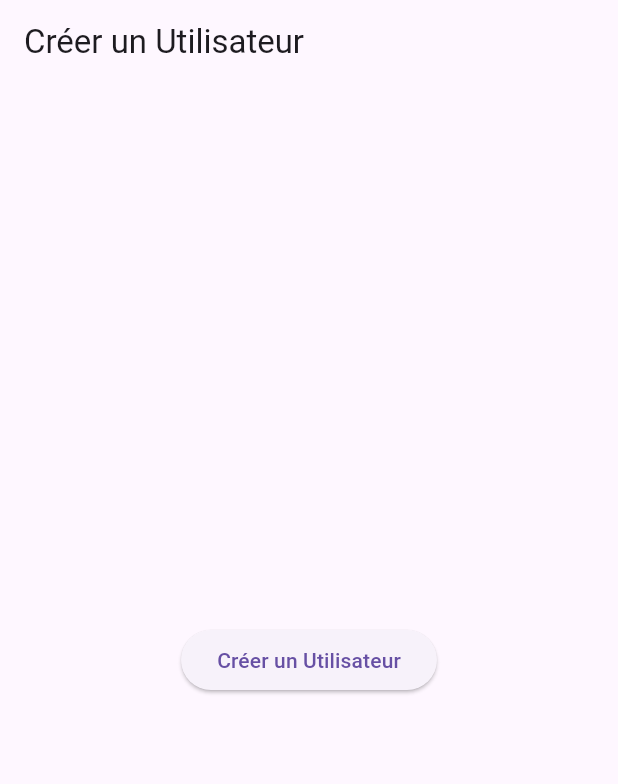
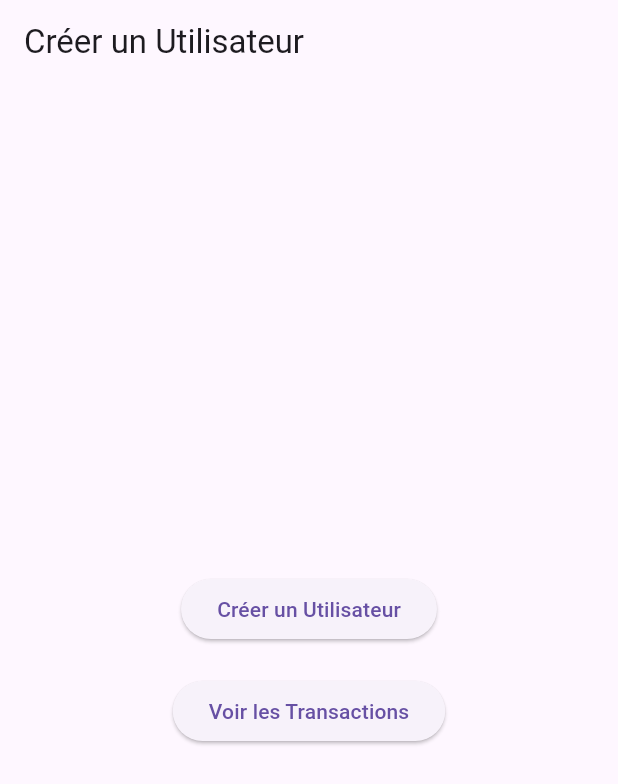
Before and after one commit to Rapha7021/bridgev1, a Flutter app: the screen it shows after launch, after a tap on "Créer un Utilisateur", on a phone screen of 412 x 824 dp. Shown: the top 784 px of the screen. Run offline on Flutter 3.47's test engine with Material 3 defaults, Android fonts, the phone set to English and light mode, and no system bars; our stand-ins replace shared_preferences, webview_flutter; network calls fail.

Commit message:
voir transaction dans bouton, conserver transaction tout en fermant appli

```diff
--- a/lib/main.dart
+++ b/lib/main.dart
@@ -1,5 +1,6 @@
 import 'package:flutter/material.dart';
 import 'bridge_api_service.dart';
+import 'transactions_screen.dart';
 
 void main() {
   runApp(MyApp());
@@ -22,13 +23,47 @@ class UserCreationScreen extends StatelessWidget {
 
   @override
   Widget build(BuildContext context) {
+    _checkAuthentication(context);
+
     return Center(
-      child: ElevatedButton(
-        onPressed: () {
-          apiService.createUserAndAuthenticate(context);
-        },
-        child: Text('Créer un Utilisateur'),
+      child: Column(
+        mainAxisAlignment: MainAxisAlignment.center,
+        children: [
+          ElevatedButton(
+            onPressed: () {
+              apiService.createUserAndAuthenticate(context);
+            },
+            child: Text('Créer un Utilisateur'),
+          ),
+          SizedBox(height: 20),
+          ElevatedButton(
+            onPressed: () async {
+              final transactions = await apiService.fetchTransactions();
+              Navigator.push(
+                context,
+                MaterialPageRoute(
+                  builder: (context) => TransactionsScreen(transactions: transactions),
+                ),
+              );
+            },
+            child: Text('Voir les Transactions'),
+          ),
+        ],
       ),
     );
   }
+
+  Future<void> _checkAuthentication(BuildContext context) async {
+    String? token = await apiService.loadAccessToken();
+    if (token != null) {
+      apiService.accessToken = token;
+      final transactions = await apiService.fetchTransactions();
+      Navigator.push(
+        context,
+        MaterialPageRoute(
+          builder: (context) => TransactionsScreen(transactions: transactions),
+        ),
+      );
+    }
+  }
 }
--- a/pubspec.yaml
+++ b/pubspec.yaml
@@ -34,6 +34,7 @@ dependencies:
   http: ^0.13.3
   webview_flutter: ^4.10.0
   intl: ^0.17.0
+  shared_preferences: ^2.0.15
   # The following adds the Cupertino Icons font to your application.
   # Use with the CupertinoIcons class for iOS style icons.
   cupertino_icons: ^1.0.8
```
Also changed, not shown: lib/bridge_api_service.dart (+20 -17 lines), pubspec.lock, 1 other file.
